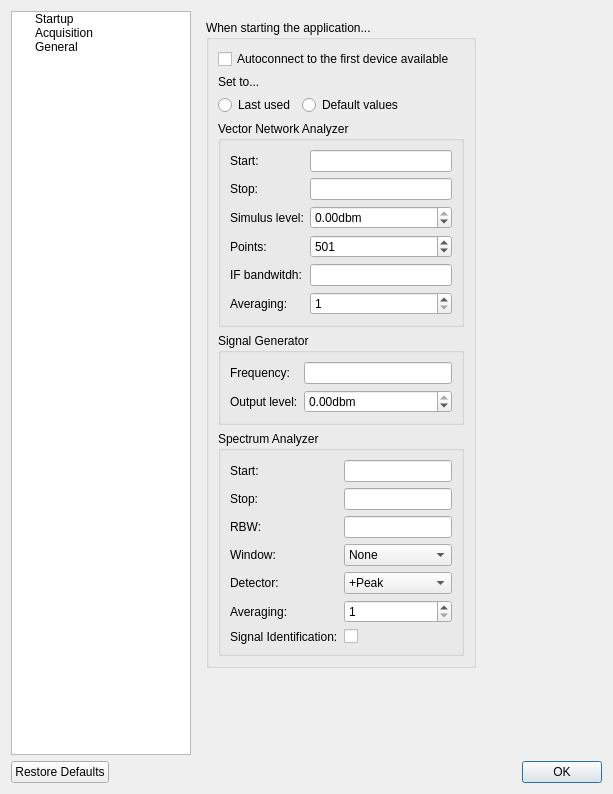
Qt form Software/PC_Application/preferencesdialog.ui (jankae/LibreVNA) before a commit.
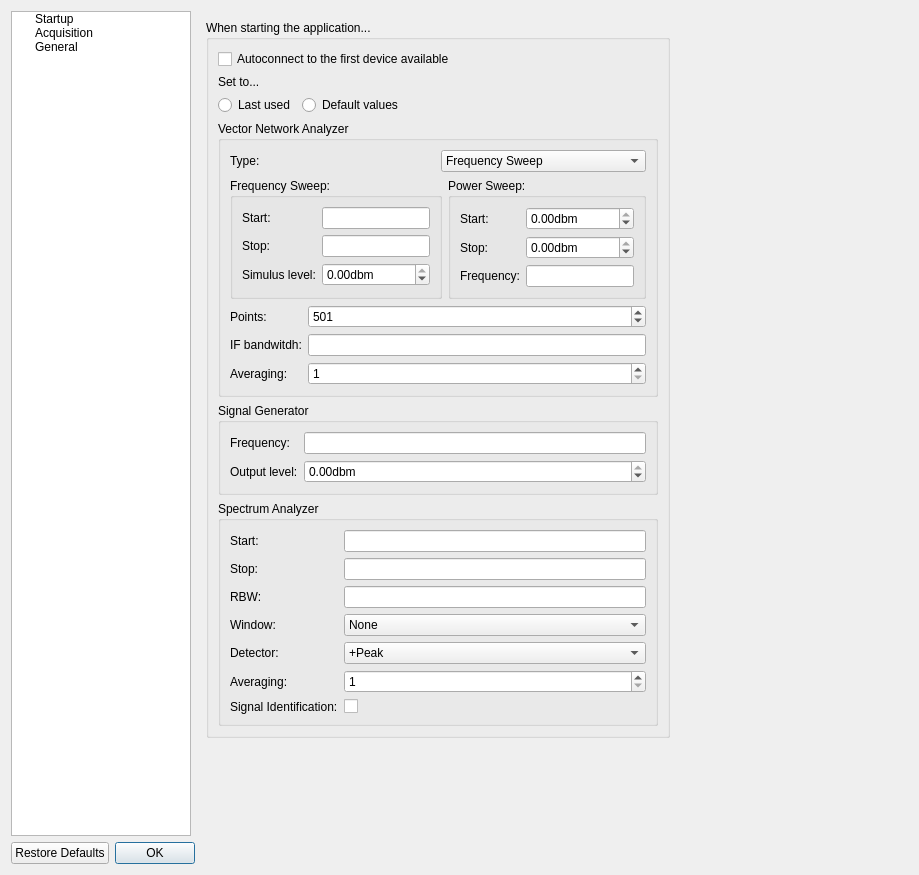
The same form after that commit. The open tabs and pages were chosen to show the change. Custom widgets are drawn as their Qt base class.

Commit message: basic working power sweep

```diff
--- a/Software/PC_Application/preferencesdialog.ui
+++ b/Software/PC_Application/preferencesdialog.ui
@@ -6,15 +6,15 @@
    <rect>
     <x>0</x>
     <y>0</y>
-    <width>613</width>
-    <height>794</height>
+    <width>919</width>
+    <height>875</height>
    </rect>
   </property>
   <property name="windowTitle">
    <string>Preferences</string>
   </property>
-  <layout class="QVBoxLayout" name="verticalLayout">
-   <item>
+  <layout class="QFormLayout" name="formLayout">
+   <item row="0" column="0">
     <layout class="QHBoxLayout" name="horizontalLayout" stretch="0,0">
      <item>
       <widget class="QTreeWidget" name="treeWidget">
@@ -145,7 +145,40 @@
                 <property name="title">
                  <string>Vector Network Analyzer</string>
                 </property>
-                <layout class="QFormLayout" name="formLayout">
+                <layout class="QVBoxLayout" name="verticalLayout">
+                 <item>
+                  <layout class="QHBoxLayout" name="horizontalLayout_9">
+                   <item>
+                    <widget class="QLabel" name="label_24">
+                     <property name="text">
+                      <string>Type:</string>
+                     </property>
+                    </widget>
+                   </item>
+                   <item>
+                    <widget class="QComboBox" name="StartupSweepType">
+                     <item>
+                      <property name="text">
+                       <string>Frequency Sweep</string>
+                      </property>
+                     </item>
+                     <item>
+                      <property name="text">
+                       <string>Power Sweep</string>
+                      </property>
+                     </item>
+                    </widget>
+                   </item>
+                  </layout>
+                 </item>
+                 <item>
+                  <layout class="QHBoxLayout" name="horizontalLayout_8">
+                   <item>
+                    <widget class="QGroupBox" name="groupBox_10">
+                     <property name="title">
+                      <string>Frequency Sweep:</string>
+                     </property>
+                     <layout class="QFormLayout" name="formLayout_6">
                  <item row="0" column="0">
                   <widget class="QLabel" name="label_2">
                    <property name="text">
@@ -189,14 +222,86 @@
                    </property>
                   </widget>
                  </item>
-                 <item row="3" column="0">
+                     </layout>
+                    </widget>
+                   </item>
+                   <item>
+                    <widget class="QGroupBox" name="groupBox_11">
+                     <property name="title">
+                      <string>Power Sweep:</string>
+                     </property>
+                     <layout class="QFormLayout" name="formLayout_7">
+                      <item row="0" column="0">
+                       <widget class="QLabel" name="label_21">
+                        <property name="text">
+                         <string>Start:</string>
+                        </property>
+                       </widget>
+                      </item>
+                      <item row="0" column="1">
+                       <widget class="QDoubleSpinBox" name="StartupSweepPowerStart">
+                        <property name="suffix">
+                         <string>dbm</string>
+                        </property>
+                        <property name="minimum">
+                         <double>-42.000000000000000</double>
+                        </property>
+                        <property name="maximum">
+                         <double>0.000000000000000</double>
+                        </property>
+                        <property name="singleStep">
+                         <double>0.250000000000000</double>
+                        </property>
+                       </widget>
+                      </item>
+                      <item row="1" column="0">
+                       <widget class="QLabel" name="label_22">
+                        <property name="text">
+                         <string>Stop:</string>
+                        </property>
+                       </widget>
+                      </item>
+                      <item row="1" column="1">
+                       <widget class="QDoubleSpinBox" name="StartupSweepPowerStop">
+                        <property name="suffix">
+                         <string>dbm</string>
+                        </property>
+                        <property name="minimum">
+                         <double>-42.000000000000000</double>
+                        </property>
+                        <property name="maximum">
+                         <double>0.000000000000000</double>
+                        </property>
+                        <property name="singleStep">
+                         <double>0.250000000000000</double>
+                        </property>
+                       </widget>
+                      </item>
+                      <item row="2" column="0">
+                       <widget class="QLabel" name="label_23">
+                        <property name="text">
+                         <string>Frequency:</string>
+                        </property>
+                       </widget>
+                      </item>
+                      <item row="2" column="1">
+                       <widget class="SIUnitEdit" name="StartupSweepPowerFrequency"/>
+                      </item>
+                     </layout>
+                    </widget>
+                   </item>
+                  </layout>
+                 </item>
+                 <item>
+                  <layout class="QFormLayout" name="formLayout_8">
+                   <item row="0" column="0">
                   <widget class="QLabel" name="label_5">
                    <property name="text">
                     <string>Points:</string>
                    </property>
                   </widget>
                  </item>
-                 <item row="3" column="1">
+                   <item row="0" column="1">
                   <widget class="QSpinBox" name="StartupSweepPoints">
                    <property name="minimum">
                     <number>1</number>
@@ -209,24 +314,24 @@
                    </property>
                   </widget>
                  </item>
-                 <item row="4" column="0">
+                   <item row="1" column="0">
                   <widget class="QLabel" name="label_6">
                    <property name="text">
                     <string>IF bandwitdh:</string>
                    </property>
                   </widget>
                  </item>
-                 <item row="4" column="1">
+                   <item row="1" column="1">
                   <widget class="SIUnitEdit" name="StartupSweepBandwidth"/>
                  </item>
-                 <item row="5" column="0">
+                   <item row="2" column="0">
                   <widget class="QLabel" name="label_18">
                    <property name="text">
                     <string>Averaging:</string>
                    </property>
                   </widget>
                  </item>
-                 <item row="5" column="1">
+                   <item row="2" column="1">
                   <widget class="QSpinBox" name="StartupSweepAveraging">
                    <property name="minimum">
                     <number>1</number>
@@ -237,6 +342,8 @@
                   </widget>
                  </item>
                 </layout>
+                 </item>
+                </layout>
                </widget>
               </item>
               <item>
@@ -683,7 +790,7 @@
      </item>
     </layout>
    </item>
-   <item>
+   <item row="1" column="0">
     <widget class="QDialogButtonBox" name="buttonBox">
      <property name="orientation">
       <enum>Qt::Horizontal</enum>
```
Left out of the diff: 12 changed lines with no effect on the pictures. Lines whose indentation alone changed are shown as unchanged. The commit also changes 19 other files.
